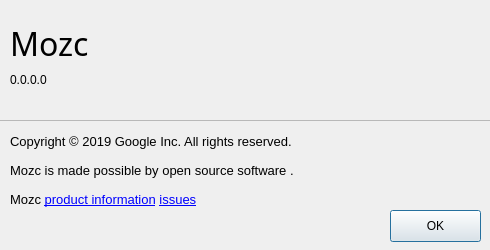
Old version of the form src/gui/about_dialog/about_dialog.ui in the repository google/mozc.
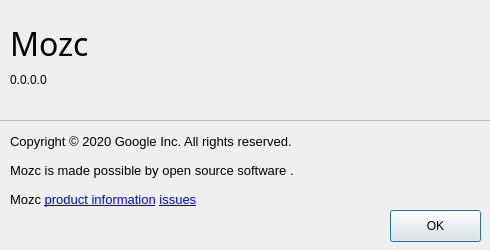
New version of the form.

What changed in the file:
```diff
--- a/src/gui/about_dialog/about_dialog.ui
+++ b/src/gui/about_dialog/about_dialog.ui
@@ -107,7 +107,7 @@
         </font>
        </property>
        <property name="text">
-        <string>Copyright © 2019 Google Inc. All rights reserved.</string>
+        <string>Copyright © 2020 Google Inc. All rights reserved.</string>
        </property>
        <property name="alignment">
         <set>Qt::AlignLeading|Qt::AlignLeft|Qt::AlignVCenter</set>
```
